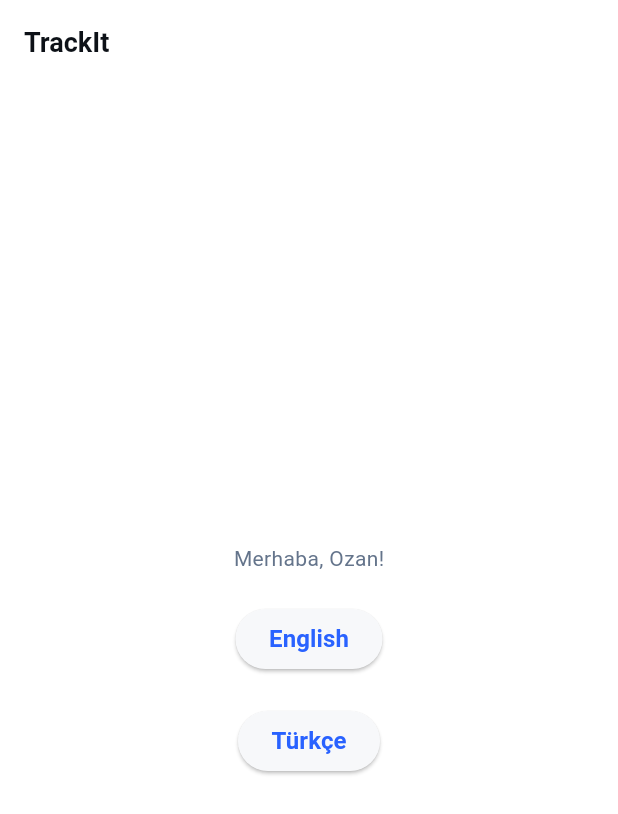
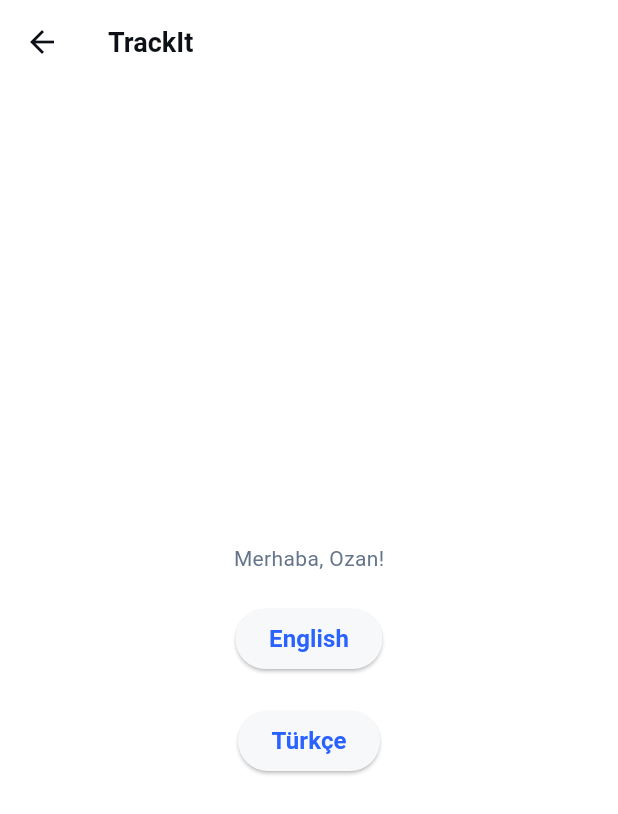
Before and after one commit to ozanzadeoglu/CryptoTracker, a Flutter app: the HomeScreen screen opened directly, after a tap on "Türkçe", on a phone screen of 412 x 824 dp. Shown: the top 814 px of the screen. Run offline on Flutter 3.47's test engine with Material 3 defaults, Android fonts, the phone set to English and light mode, and no system bars; our stand-ins replace connectivity_plus, dio, flutter_dotenv, freezed_annotation, go_router, hive and 1 more; accounts and stored records are empty.

Commit message:
Implement navigation with go_router

```diff
--- /dev/null
+++ b/lib/core/router/app_router.dart
@@ -0,0 +1,28 @@
+import 'package:flutter/material.dart';
+import 'package:go_router/go_router.dart';
+import 'package:crypto_tracker/core/router/app_routes.dart';
+import 'package:crypto_tracker/features/market/presentation/view/market_screen.dart';
+import 'package:crypto_tracker/features/portfolio/presentation/view/portfolio_screen.dart';
+
+abstract final class AppRouter {
+  static final GoRouter router = GoRouter(
+    initialLocation: AppRoutes.portfolio, // The landing page
+    routes: [
+      GoRoute(
+        path: AppRoutes.portfolio,
+        name: AppRoutes.portfolioName,
+        builder: (context, state) => const PortfolioScreen(),
+      ),
+      GoRoute(
+        path: AppRoutes.market,
+        name: AppRoutes.marketName,
+        builder: (context, state) => const MarketScreen(),
+      ),
+    ],
+    errorBuilder: (context, state) => Scaffold(
+      body: Center(
+        child: Text('Page not found: ${state.error}'),
+      ),
+    ),
+  );
+}
--- /dev/null
+++ b/lib/core/router/app_routes.dart
@@ -0,0 +1,11 @@
+abstract final class AppRoutes {
+  // --- Route Paths ---
+  static const String portfolio = '/portfolio';
+  static const String market = '/market';
+  static const String coinDetails = '/coin-details'; // For later use
+
+  // --- Route Names ---
+  static const String portfolioName = 'portfolio';
+  static const String marketName = 'market';
+  static const String coinDetailsName = 'coinDetails';
+}
--- a/lib/main.dart
+++ b/lib/main.dart
@@ -6,6 +6,7 @@ import 'package:crypto_tracker/core/connectivity/impl/connectivity_service_impl.
 import 'package:crypto_tracker/core/localization/l10n/app_localizations.dart';
 import 'package:crypto_tracker/core/localization/locale_provider.dart';
 import 'package:crypto_tracker/core/network/api_client.dart';
+import 'package:crypto_tracker/core/router/app_router.dart';
 import 'package:crypto_tracker/core/services/logging/impl/console_logger_service.dart';
 import 'package:crypto_tracker/core/services/logging/logger_service.dart.dart';
 import 'package:crypto_tracker/core/theme/app_theme.dart';
@@ -14,10 +15,9 @@ import 'package:crypto_tracker/features/settings/data/datasources/i_settings_loc
 import 'package:crypto_tracker/features/settings/data/datasources/settings_local_data_source_impl.dart';
 import 'package:crypto_tracker/features/settings/data/repositories/settings_repository_impl.dart';
 import 'package:crypto_tracker/features/settings/domain/repositories/i_settings_repository.dart';
-import 'package:crypto_tracker/home_screen.dart';
 import 'package:flutter/material.dart';
 import 'package:flutter_dotenv/flutter_dotenv.dart';
-import 'package:hive/hive.dart';
+import 'package:hive_flutter/hive_flutter.dart';
 import 'package:provider/provider.dart';
 
 void main() async {
@@ -30,7 +30,7 @@ void main() async {
   await connectivityService.initialize();
 
   await dotenv.load(fileName: ".env");
-
+  await Hive.initFlutter();
   final settingsBox = await Hive.openBox(CacheBoxNames.settings);
 
   runApp(
@@ -76,7 +76,8 @@ class CryptoTrackerState extends StatelessWidget {
     final localeProvider = context.watch<LocaleProvider>();
     final themeProvider = context.watch<ThemeProvider>();
 
-    return MaterialApp(
+    return MaterialApp.router(
+      routerConfig: AppRouter.router,
       locale: localeProvider.locale,
       localizationsDelegates: AppLocalizations.localizationsDelegates,
       supportedLocales: AppLocalizations.supportedLocales,
@@ -84,7 +85,7 @@ class CryptoTrackerState extends StatelessWidget {
       themeMode: themeProvider.themeMode,
       theme: AppTheme.lightTheme,
       darkTheme: AppTheme.darkTheme,
-      home: const HomeScreen(),
+      title: "TrackIt",
     );
   }
 }
```
Also changed, not shown: lib/features/market/presentation/view/market_screen.dart (added, +14 -0 lines), lib/features/portfolio/presentation/view/portfolio_screen.dart (added, +14 -0 lines).
